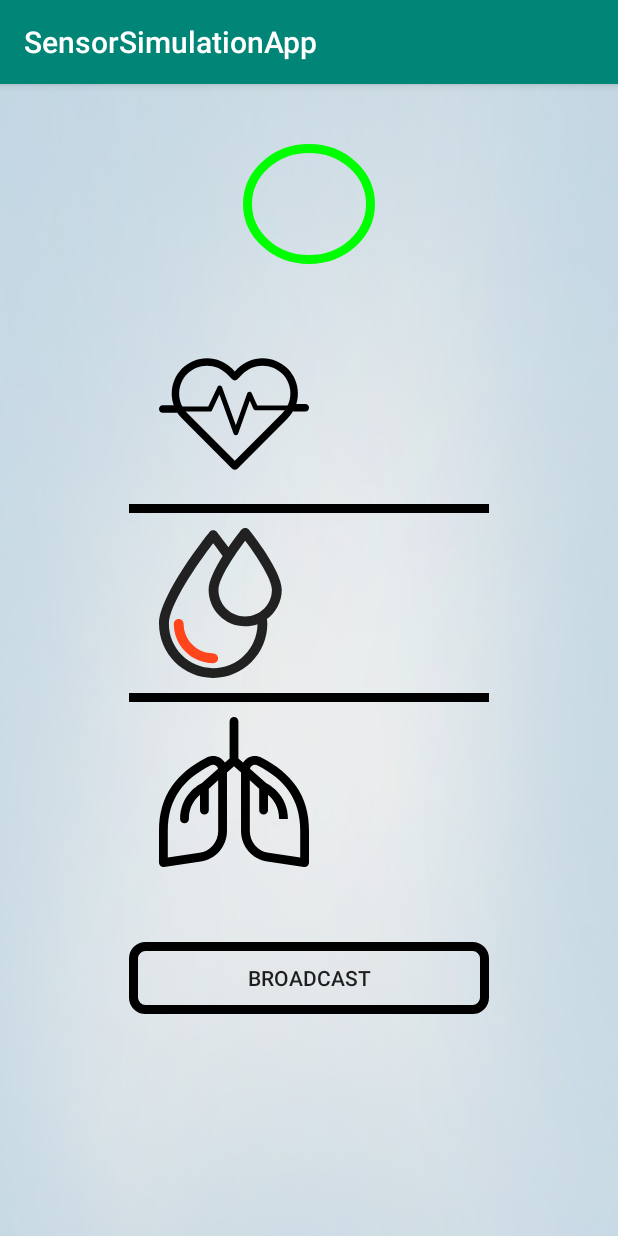
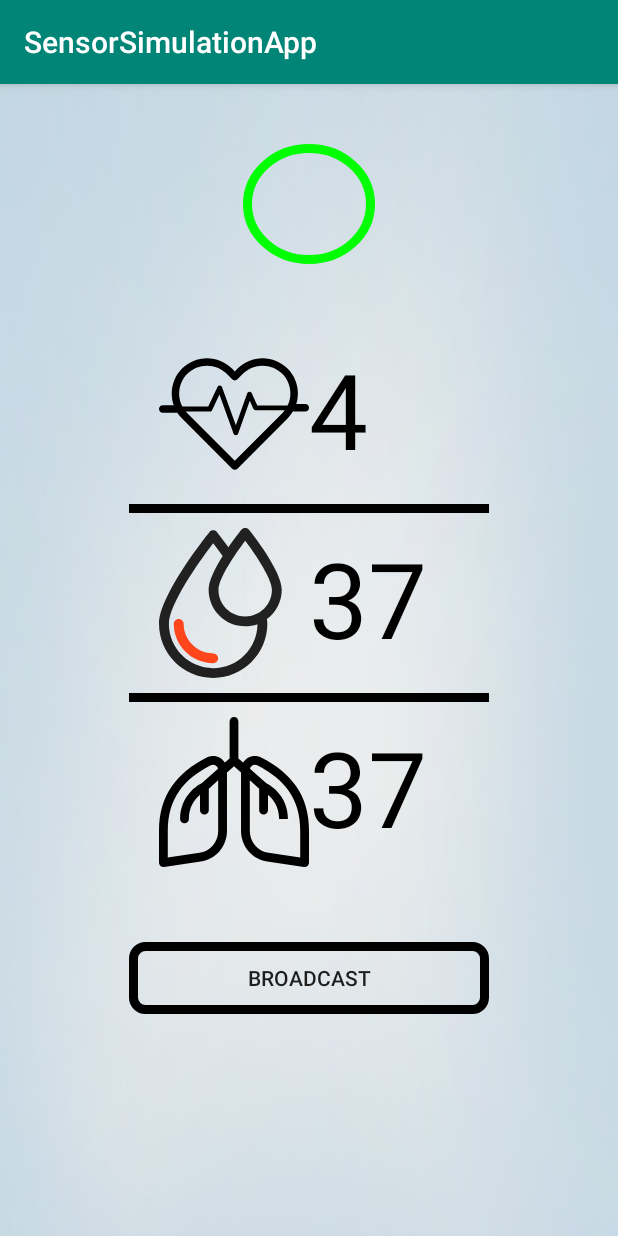
Before and after one commit to SKlimczuk/SensorSimulation, an Android app: the screen it shows after launch (SimulationResultActivity), after a tap on "SIMULATE", on a phone screen of 412 x 824 dp. Run offline under Robolectric (Android 15) with nearby library versions, the phone set to English and light mode, and no system bars.

Commit message:
simulationResultAcitivity final form, uodate model classes, code clean

```diff
--- a/app/src/main/java/com/example/sensorsimulationapp/SimulationResultActivity.java
+++ b/app/src/main/java/com/example/sensorsimulationapp/SimulationResultActivity.java
@@ -13,6 +13,7 @@ import android.os.Bundle;
 import android.util.Log;
 import android.view.View;
 import android.widget.Button;
+import android.widget.TextView;
 
 import com.example.sensorsimulationapp.logic.SensorActivity;
 import com.example.sensorsimulationapp.logic.impl.DefaultSensorActivity;
@@ -23,8 +24,13 @@ import java.util.UUID;
 
 public class SimulationResultActivity extends AppCompatActivity implements View.OnClickListener {
 
+    private Sensor sensor;
+
     private Button mAdvertiseButton;
     private Button colorButton;
+    private TextView bloodText;
+    private TextView heartText;
+    private TextView lungText;
 
     private final SensorActivity sensorActivity = new DefaultSensorActivity();
 
@@ -33,28 +39,45 @@ public class SimulationResultActivity extends AppCompatActivity implements View.
         super.onCreate(savedInstanceState);
         setContentView(R.layout.activity_simulation_result);
 
-        Sensor sensor = new Sensor();
+        sensor = new Sensor();
 
-//        EditText result = findViewById(R.id.printResult);
         colorButton = findViewById(R.id.colourCircle);
         mAdvertiseButton = findViewById(R.id.broadcastButton);
         mAdvertiseButton.setOnClickListener(this);
+        bloodText = findViewById(R.id.bloodText);
+        lungText = findViewById(R.id.lungText);
+        heartText = findViewById(R.id.heartText);
 
+        printMeasurementResult();
+//        try {
+//            Bundle status = getIntent().getExtras();
+//
+//            PatientStatus patientStatus = sensorActivity.stringToEnumConverter(status.getString("patientStatus"));
+//            setColorAsPatientStatus(patientStatus);
+//            sensorActivity.lifeLineSimulation(sensor, patientStatus, 1000);
+//            bloodText.setText(sensor.getBloodSaturation());
+//            heartText.setText(sensor.getPulse());
+//            lungText.setText(sensor.getBreathPerMinute());
+//
+//        } catch (Throwable e) {
+//            e.printStackTrace();
+//        }
+    }
+
+    public void printMeasurementResult() {
         try {
             Bundle status = getIntent().getExtras();
 
             PatientStatus patientStatus = sensorActivity.stringToEnumConverter(status.getString("patientStatus"));
             setColorAsPatientStatus(patientStatus);
-//            sensorActivity.lifeLineSimulation(sensor, patientStatus, 1000);
-//            result.setText(generateOutputMessage(sensor.getPulse(), sensor.getBloodSaturation()));
+            sensorActivity.lifeLineSimulation(sensor, patientStatus);
+            bloodText.setText("" + sensor.getBloodSaturation());
+            heartText.setText("" + sensor.getPulse());
+            lungText.setText("" + sensor.getBreathPerMinute());
 
         } catch (Throwable e) {
             e.printStackTrace();
         }
-    }
-
-    private String generateOutputMessage(int pulse, int saturation) {
-        return "PULSE: " + pulse + "\nSATURATION: " + saturation;
     }
 
     private void setColorAsPatientStatus(PatientStatus patientStatus) {
--- a/app/src/main/java/com/example/sensorsimulationapp/logic/SensorActivity.java
+++ b/app/src/main/java/com/example/sensorsimulationapp/logic/SensorActivity.java
@@ -18,15 +18,22 @@ public interface SensorActivity {
     int generateBloodSaturation(PatientStatus patientStatus);
 
     /**
+     *
+     * @param patientStatus specify current status of patient
+     * @return generated breathe per minute depending on patients status
+     */
+    int generateBreathPerMinute(PatientStatus patientStatus);
+
+    /**
      * @param toConvert String value to convert
      * @return enum value
      */
     PatientStatus stringToEnumConverter(String toConvert) throws Throwable;
 
+
     /**
      * @param sensor        to store data from simulation
      * @param patientStatus status
-     * @param seconds       duration of simulation
      */
-    void lifeLineSimulation(Sensor sensor, PatientStatus patientStatus, int seconds) throws InterruptedException;
+    void lifeLineSimulation(Sensor sensor, PatientStatus patientStatus);
 }
--- a/app/src/main/java/com/example/sensorsimulationapp/logic/impl/DefaultSensorActivity.java
+++ b/app/src/main/java/com/example/sensorsimulationapp/logic/impl/DefaultSensorActivity.java
@@ -42,6 +42,14 @@ public class DefaultSensorActivity implements SensorActivity {
         return saturationLevel;
     }
 
+    @Override
+    public int generateBreathPerMinute(PatientStatus patientStatus) {
+        Random random = new Random();
+        int saturationLevel = random.nextInt(100) + 1;
+        return saturationLevel;
+    }
+
+
     @TargetApi(Build.VERSION_CODES.N)
     @Override
     public PatientStatus stringToEnumConverter(String toConvert) {
@@ -55,11 +63,9 @@ public class DefaultSensorActivity implements SensorActivity {
 
     //TODO: not sure if this method should be here or in activity class ???
     @Override
-    public void lifeLineSimulation(Sensor sensor, PatientStatus patientStatus, int seconds) throws InterruptedException {
-        for (int i = 0; i < seconds; i++) {
-            sensor.setPulse(generatePulse(patientStatus));
-            sensor.setBloodSaturation(generateBloodSaturation(patientStatus));
-        }
-
+    public void lifeLineSimulation(Sensor sensor, PatientStatus patientStatus) {
+        sensor.setPulse(generatePulse(patientStatus));
+        sensor.setBloodSaturation(generateBloodSaturation(patientStatus));
+        sensor.setBreathPerMinute(generateBreathPerMinute(patientStatus));
     }
 }
--- /dev/null
+++ b/app/src/main/res/drawable/custom_button.xml
@@ -0,0 +1,5 @@
+<?xml version="1.0" encoding="utf-8"?>
+<selector xmlns:android="http://schemas.android.com/apk/res/android">
+    <item android:state_pressed="true" android:drawable="@drawable/custom_button_pressed"  />
+    <item android:drawable="@drawable/custom_button_neutral" />
+</selector>
--- /dev/null
+++ b/app/src/main/res/drawable/custom_button_neutral.xml
@@ -0,0 +1,9 @@
+<?xml version="1.0" encoding="utf-8"?>
+<shape xmlns:android="http://schemas.android.com/apk/res/android"
+    android:shape="rectangle">
+    <solid android:color="@android:color/transparent" />
+    <corners android:radius="8dp" />
+    <stroke
+        android:width="6dp"
+        android:color="@android:color/black" />
+</shape>
--- a/app/src/main/res/drawable/begin_button.xml
+++ b/app/src/main/res/drawable/custom_button_pressed.xml
@@ -5,5 +5,5 @@
     <corners android:radius="8dp" />
     <stroke
         android:width="6dp"
-        android:color="@android:color/black" />
+        android:color="@android:color/darker_gray" />
 </shape>
--- a/app/src/main/res/layout/activity_main.xml
+++ b/app/src/main/res/layout/activity_main.xml
@@ -32,7 +32,7 @@
         android:layout_height="wrap_content"
         android:layout_centerHorizontal="true"
         android:layout_below="@id/statusSpinner"
-        android:background="@drawable/begin_button"
+        android:background="@drawable/custom_button"
         android:onClick="beginSimulation"
         android:text="@string/simulate" />
 
--- a/app/src/main/res/layout/activity_simulation_result.xml
+++ b/app/src/main/res/layout/activity_simulation_result.xml
@@ -32,7 +32,9 @@
         <TextView
             android:id="@+id/heartText"
             android:layout_width="100dp"
-            android:layout_height="100dp" />
+            android:layout_height="100dp"
+            android:textColor="@android:color/black"
+            android:textSize="70sp" />
     </LinearLayout>
 
     <LinearLayout
@@ -53,7 +55,9 @@
         <TextView
             android:id="@+id/bloodText"
             android:layout_width="100dp"
-            android:layout_height="100dp" />
+            android:layout_height="100dp"
+            android:textColor="@android:color/black"
+            android:textSize="70sp" />
     </LinearLayout>
 
     <LinearLayout
@@ -74,7 +78,9 @@
         <TextView
             android:id="@+id/lungText"
             android:layout_width="100dp"
-            android:layout_height="100dp" />
+            android:layout_height="100dp"
+            android:textColor="@android:color/black"
+            android:textSize="70sp" />
     </LinearLayout>
 
     <View
@@ -93,26 +99,13 @@
         android:layout_centerHorizontal="true"
         android:background="@android:color/black" />
 
-
-    <!--<EditText-->
-    <!--android:id="@+id/printResult"-->
-    <!--android:layout_width="wrap_content"-->
-    <!--android:layout_height="wrap_content"-->
-    <!--android:layout_centerInParent="true"-->
-    <!--android:clickable="false"-->
-    <!--android:cursorVisible="false"-->
-    <!--android:focusable="false"-->
-    <!--android:focusableInTouchMode="false"-->
-    <!--android:inputType="text"-->
-    <!--android:textSize="20sp" />-->
-
     <Button
         android:id="@+id/broadcastButton"
         android:layout_width="240dp"
         android:layout_height="wrap_content"
         android:layout_below="@id/lineLung"
         android:layout_centerHorizontal="true"
-        android:background="@drawable/begin_button"
+        android:background="@drawable/custom_button"
         android:text="@string/broadcast" />
 
 </RelativeLayout>
```
